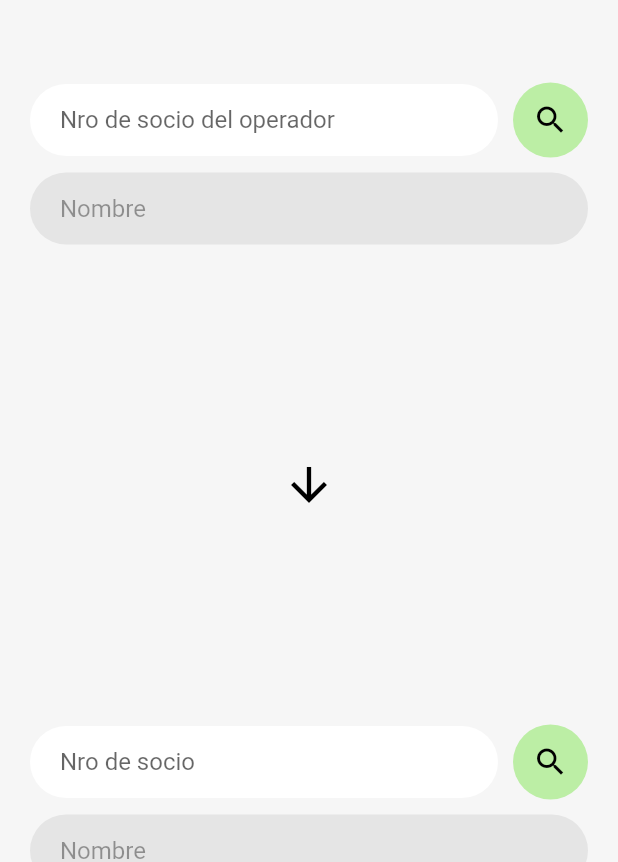
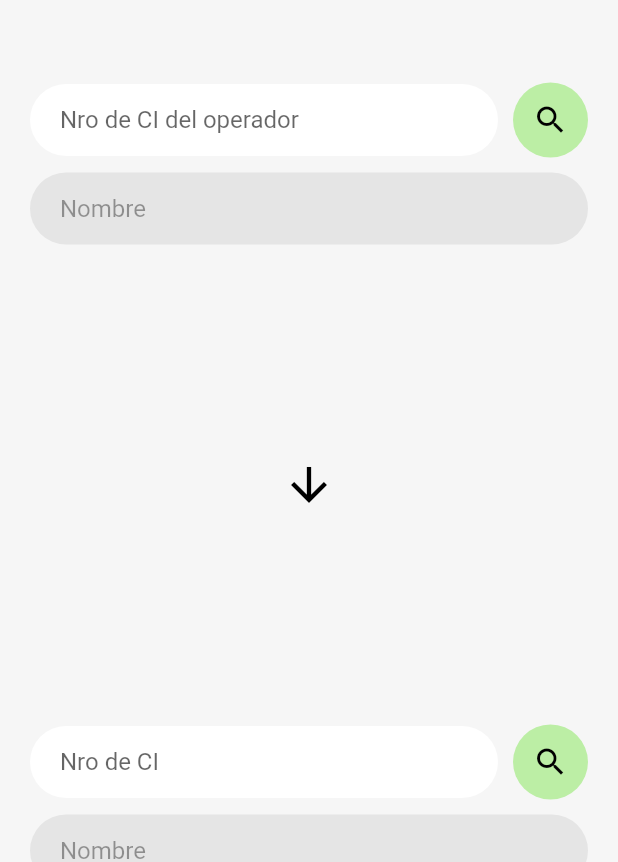
Before and after one commit to Tesam/vote_observers, a Flutter app: the AssignOperator screen opened directly, on a phone screen of 412 x 824 dp. Shown: the part 138-1000 px from the top of the screen. Run offline on Flutter 3.47's test engine with Material 2 defaults, Android fonts, the phone set to English and light mode, and no system bars; our stand-ins replace cloud_firestore, firebase_core, percent_indicator; accounts and stored records are empty.

Commit message:
general refactors

```diff
--- a/lib/main.dart
+++ b/lib/main.dart
@@ -17,6 +17,7 @@ class MyApp extends StatelessWidget {
   @override
   Widget build(BuildContext context) {
     return const MaterialApp(
+      debugShowCheckedModeBanner: false,
       title: 'Vote Observers',
       home: Home(),
     );
--- a/lib/presenter/operators/assing_operator.dart
+++ b/lib/presenter/operators/assing_operator.dart
@@ -58,7 +58,7 @@ class AssignOperator extends StatelessWidget {
                         children: [
                           Expanded(
                             child: MyTextField(
-                              hintText: "Nro de socio del operador",
+                              hintText: "Nro de CI del operador",
                               textEditingController: operatorSearchController,
                               validator: (value) {
                                 if (value != null) {
@@ -145,7 +145,7 @@ class AssignOperator extends StatelessWidget {
                         children: [
                           Expanded(
                             child: MyTextField(
-                              hintText: "Nro de socio",
+                              hintText: "Nro de CI",
                               textEditingController: partnerSearchController,
                               validator: (value) {
                                 if (value != null) {
--- a/lib/presenter/operators/operators.dart
+++ b/lib/presenter/operators/operators.dart
@@ -1,7 +1,7 @@
 import 'package:flutter/material.dart';
 import 'package:vote_observers/data/operators_table.dart';
 import 'package:vote_observers/domain/models/operator.dart';
-import 'package:vote_observers/presenter/add_operator.dart';
+import 'package:vote_observers/presenter/operators/add_operator.dart';
 import 'package:vote_observers/presenter/operators/assigned_partners.dart';
 import 'package:vote_observers/presenter/my_theme.dart';
 import 'package:vote_observers/presenter/operators/assing_operator.dart';
```
Also changed, not shown: lib/presenter/operators/add_operator.dart (renamed from lib/presenter/add_operator.dart, +5 -4 lines).
